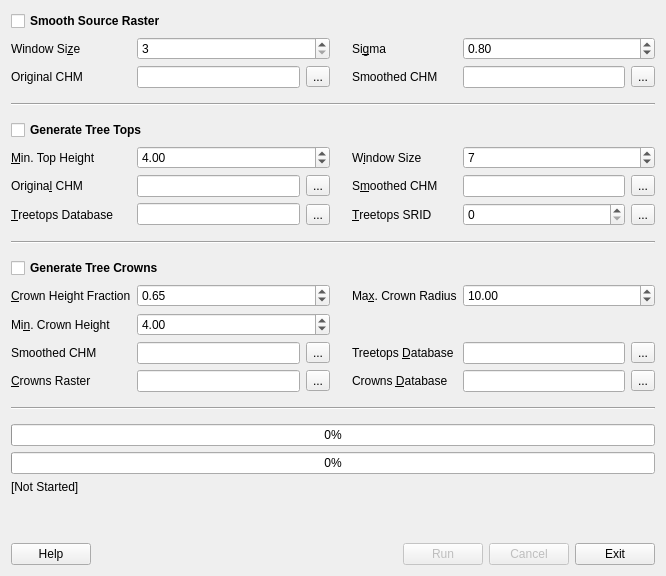
Above: src/apps/treetops.ui from rskelly/treetops before the change. Below: the same form after it.
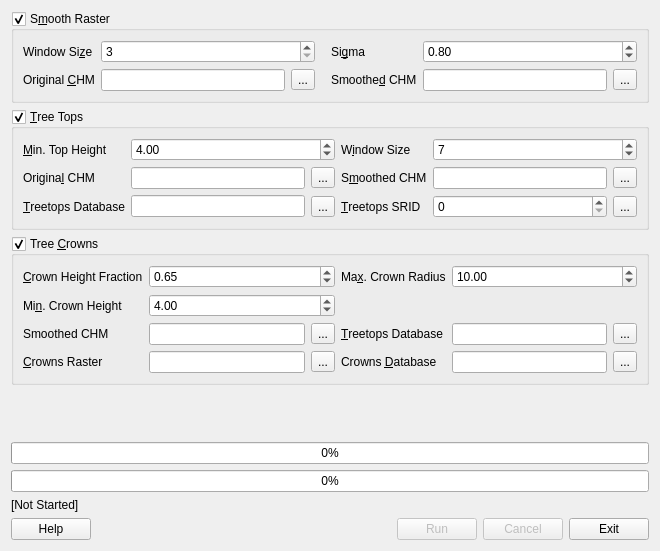
That is the form after the change.

Commit message: More UI reorg. Still trying to find the bugs.

Patch:
```diff
--- a/src/apps/treetops.ui
+++ b/src/apps/treetops.ui
@@ -9,72 +9,91 @@
    <rect>
     <x>0</x>
     <y>0</y>
-    <width>666</width>
-    <height>576</height>
+    <width>660</width>
+    <height>551</height>
    </rect>
   </property>
   <property name="sizePolicy">
-   <sizepolicy hsizetype="Expanding" vsizetype="Expanding">
-    <horstretch>2</horstretch>
-    <verstretch>2</verstretch>
+   <sizepolicy hsizetype="Fixed" vsizetype="Fixed">
+    <horstretch>0</horstretch>
+    <verstretch>0</verstretch>
    </sizepolicy>
   </property>
   <property name="windowTitle">
    <string>Treetops</string>
   </property>
-  <layout class="QGridLayout" name="gridLayout">
-   <item row="14" column="7">
-    <widget class="QToolButton" name="btnCrownsCrownsDatabase">
-     <property name="text">
-      <string>...</string>
+  <layout class="QVBoxLayout" name="verticalLayout" stretch="0,0,0,0,0,0">
+   <item>
+    <widget class="QGroupBox" name="grpSmoothing">
+     <property name="title">
+      <string>S&amp;mooth Raster</string>
      </property>
-    </widget>
-   </item>
-   <item row="16" column="1" colspan="7">
-    <widget class="QProgressBar" name="prgStep">
-     <property name="value">
-      <number>0</number>
+     <property name="checkable">
+      <bool>true</bool>
      </property>
-    </widget>
-   </item>
-   <item row="18" column="1" colspan="7">
-    <widget class="QLabel" name="lblStatus">
-     <property name="text">
-      <string>[Not Started]</string>
-     </property>
-    </widget>
-   </item>
-   <item row="13" column="3">
-    <widget class="QToolButton" name="btnCrownsSmoothedCHM">
+     <layout class="QHBoxLayout" name="horizontalLayout_2">
+      <item>
+       <layout class="QGridLayout" name="smoothGrid">
+        <item row="0" column="1" colspan="2">
+         <widget class="QSpinBox" name="spnSmoothWindow">
+          <property name="mouseTracking">
+           <bool>false</bool>
+          </property>
+          <property name="minimum">
+           <number>3</number>
+          </property>
+         </widget>
+        </item>
+        <item row="1" column="6">
+         <widget class="QToolButton" name="btnSmoothSmoothedCHM">
+          <property name="mouseTracking">
+           <bool>false</bool>
+          </property>
+          <property name="acceptDrops">
+           <bool>false</bool>
+          </property>
      <property name="text">
       <string>...</string>
      </property>
     </widget>
    </item>
-   <item row="13" column="5">
-    <widget class="QLabel" name="label_15">
-     <property name="text">
-      <string>Treetops &amp;Database</string>
-     </property>
-     <property name="buddy">
-      <cstring>txtCrownsTreetopsDatabase</cstring>
-     </property>
-    </widget>
-   </item>
-   <item row="13" column="6">
-    <widget class="QLineEdit" name="txtCrownsTreetopsDatabase"/>
-   </item>
-   <item row="2" column="5">
-    <widget class="QLabel" name="label_2">
+        <item row="1" column="1">
+         <widget class="QLineEdit" name="txtSmoothOriginalCHM">
+          <property name="mouseTracking">
+           <bool>false</bool>
+          </property>
+          <property name="acceptDrops">
+           <bool>false</bool>
+          </property>
+          <property name="clearButtonEnabled">
+           <bool>false</bool>
+          </property>
+         </widget>
+        </item>
+        <item row="1" column="2">
+         <widget class="QToolButton" name="btnSmoothOriginalCHM">
+          <property name="mouseTracking">
+           <bool>false</bool>
+          </property>
+          <property name="acceptDrops">
+           <bool>false</bool>
+          </property>
      <property name="text">
-      <string>Si&amp;gma</string>
-     </property>
-     <property name="buddy">
-      <cstring>spnSmoothSigma</cstring>
-     </property>
-    </widget>
-   </item>
-   <item row="2" column="6" colspan="2">
+           <string>...</string>
+          </property>
+         </widget>
+        </item>
+        <item row="1" column="5">
+         <widget class="QLineEdit" name="txtSmoothSmoothedCHM">
+          <property name="mouseTracking">
+           <bool>false</bool>
+          </property>
+          <property name="acceptDrops">
+           <bool>false</bool>
+          </property>
+         </widget>
+        </item>
+        <item row="0" column="5" colspan="2">
     <widget class="QDoubleSpinBox" name="spnSmoothSigma">
      <property name="mouseTracking">
       <bool>true</bool>
@@ -87,7 +106,161 @@
      </property>
     </widget>
    </item>
-   <item row="6" column="2" colspan="2">
+        <item row="1" column="4">
+         <widget class="QLabel" name="label_12">
+          <property name="text">
+           <string>Smoothe&amp;d CHM</string>
+          </property>
+          <property name="buddy">
+           <cstring>txtSmoothSmoothedCHM</cstring>
+          </property>
+         </widget>
+        </item>
+        <item row="0" column="3">
+         <spacer name="horizontalSpacer_3">
+          <property name="orientation">
+           <enum>Qt::Horizontal</enum>
+          </property>
+          <property name="sizeType">
+           <enum>QSizePolicy::Fixed</enum>
+          </property>
+          <property name="sizeHint" stdset="0">
+           <size>
+            <width>10</width>
+            <height>20</height>
+           </size>
+          </property>
+         </spacer>
+        </item>
+        <item row="1" column="0">
+         <widget class="QLabel" name="label_11">
+          <property name="text">
+           <string>Original &amp;CHM</string>
+          </property>
+          <property name="buddy">
+           <cstring>txtSmoothOriginalCHM</cstring>
+          </property>
+         </widget>
+        </item>
+        <item row="0" column="4">
+         <widget class="QLabel" name="label_2">
+          <property name="text">
+           <string>Si&amp;gma</string>
+          </property>
+          <property name="buddy">
+           <cstring>spnSmoothSigma</cstring>
+          </property>
+         </widget>
+        </item>
+        <item row="0" column="0">
+         <widget class="QLabel" name="label">
+          <property name="text">
+           <string>Window Si&amp;ze</string>
+          </property>
+          <property name="buddy">
+           <cstring>spnSmoothWindow</cstring>
+          </property>
+         </widget>
+        </item>
+       </layout>
+      </item>
+     </layout>
+    </widget>
+   </item>
+   <item>
+    <widget class="QGroupBox" name="grpTops">
+     <property name="title">
+      <string>&amp;Tree Tops</string>
+     </property>
+     <property name="checkable">
+      <bool>true</bool>
+     </property>
+     <layout class="QHBoxLayout" name="horizontalLayout">
+      <item>
+       <layout class="QGridLayout" name="topsGrid">
+        <item row="2" column="3">
+         <widget class="QLabel" name="label_17">
+          <property name="text">
+           <string>&amp;Treetops SRID</string>
+          </property>
+          <property name="buddy">
+           <cstring>spnTopsTreetopsSRID</cstring>
+          </property>
+         </widget>
+        </item>
+        <item row="1" column="5">
+         <widget class="QToolButton" name="btnTopsSmoothedCHM">
+          <property name="mouseTracking">
+           <bool>false</bool>
+          </property>
+          <property name="acceptDrops">
+           <bool>false</bool>
+          </property>
+          <property name="text">
+           <string>...</string>
+          </property>
+         </widget>
+        </item>
+        <item row="2" column="1">
+         <widget class="QLineEdit" name="txtTopsTreetopsDatabase">
+          <property name="mouseTracking">
+           <bool>false</bool>
+          </property>
+          <property name="acceptDrops">
+           <bool>false</bool>
+          </property>
+         </widget>
+        </item>
+        <item row="1" column="2">
+         <widget class="QToolButton" name="btnTopsOriginalCHM">
+          <property name="mouseTracking">
+           <bool>false</bool>
+          </property>
+          <property name="acceptDrops">
+           <bool>false</bool>
+          </property>
+          <property name="text">
+           <string>...</string>
+          </property>
+         </widget>
+        </item>
+        <item row="0" column="0">
+         <widget class="QLabel" name="label_4">
+          <property name="text">
+           <string>&amp;Min. Top Height</string>
+          </property>
+          <property name="buddy">
+           <cstring>spnTopsMinHeight</cstring>
+          </property>
+         </widget>
+        </item>
+        <item row="1" column="1">
+         <widget class="QLineEdit" name="txtTopsOriginalCHM">
+          <property name="mouseTracking">
+           <bool>false</bool>
+          </property>
+          <property name="acceptDrops">
+           <bool>false</bool>
+          </property>
+         </widget>
+        </item>
+        <item row="1" column="4">
+         <widget class="QLineEdit" name="txtTopsSmoothedCHM"/>
+        </item>
+        <item row="2" column="2">
+         <widget class="QToolButton" name="btnTopsTreetopsDatabase">
+          <property name="mouseTracking">
+           <bool>false</bool>
+          </property>
+          <property name="acceptDrops">
+           <bool>false</bool>
+          </property>
+          <property name="text">
+           <string>...</string>
+          </property>
+         </widget>
+        </item>
+        <item row="0" column="1" colspan="2">
     <widget class="QDoubleSpinBox" name="spnTopsMinHeight">
      <property name="maximum">
       <double>300.000000000000000</double>
@@ -97,7 +270,7 @@
      </property>
     </widget>
    </item>
-   <item row="6" column="5">
+        <item row="0" column="3">
     <widget class="QLabel" name="label_3">
      <property name="text">
       <string>W&amp;indow Size</string>
@@ -107,7 +280,7 @@
      </property>
     </widget>
    </item>
-   <item row="6" column="6" colspan="2">
+        <item row="0" column="4" colspan="2">
     <widget class="QSpinBox" name="spnTopsWindowSize">
      <property name="minimum">
       <number>3</number>
@@ -117,7 +290,17 @@
      </property>
     </widget>
    </item>
-   <item row="7" column="1">
+        <item row="2" column="0">
+         <widget class="QLabel" name="label_6">
+          <property name="text">
+           <string>&amp;Treetops Database</string>
+          </property>
+          <property name="buddy">
+           <cstring>txtTopsTreetopsDatabase</cstring>
+          </property>
+         </widget>
+        </item>
+        <item row="1" column="0">
     <widget class="QLabel" name="label_5">
      <property name="text">
       <string>Origina&amp;l CHM</string>
@@ -127,170 +310,36 @@
      </property>
     </widget>
    </item>
-   <item row="7" column="2">
-    <widget class="QLineEdit" name="txtTopsOriginalCHM"/>
-   </item>
-   <item row="7" column="3">
-    <widget class="QToolButton" name="btnTopsOriginalCHM">
-     <property name="text">
-      <string>...</string>
-     </property>
-    </widget>
-   </item>
-   <item row="3" column="7">
-    <widget class="QToolButton" name="btnSmoothSmoothedCHM">
-     <property name="text">
-      <string>...</string>
-     </property>
-    </widget>
-   </item>
-   <item row="17" column="1" colspan="7">
-    <widget class="QProgressBar" name="prgOverall">
-     <property name="value">
-      <number>0</number>
-     </property>
-    </widget>
-   </item>
-   <item row="20" column="1" colspan="7">
-    <layout class="QHBoxLayout" name="horizontalLayout_3">
-     <item>
-      <widget class="QPushButton" name="btnHelp">
-       <property name="text">
-        <string>Help</string>
-       </property>
-      </widget>
-     </item>
-     <item>
-      <spacer name="horizontalSpacer">
-       <property name="orientation">
-        <enum>Qt::Horizontal</enum>
-       </property>
-       <property name="sizeHint" stdset="0">
-        <size>
-         <width>40</width>
-         <height>20</height>
-        </size>
-       </property>
-      </spacer>
-     </item>
-     <item>
-      <widget class="QPushButton" name="btnRun">
-       <property name="enabled">
-        <bool>false</bool>
-       </property>
-       <property name="text">
-        <string>Run</string>
-       </property>
-      </widget>
-     </item>
-     <item>
-      <widget class="QPushButton" name="btnCancel">
-       <property name="enabled">
-        <bool>false</bool>
-       </property>
-       <property name="text">
-        <string>Cancel</string>
-       </property>
-      </widget>
-     </item>
-     <item>
-      <widget class="QPushButton" name="btnExit">
-       <property name="text">
-        <string>Exit</string>
-       </property>
-      </widget>
-     </item>
-    </layout>
-   </item>
    <item row="2" column="4">
-    <spacer name="horizontalSpacer_3">
-     <property name="orientation">
-      <enum>Qt::Horizontal</enum>
-     </property>
-     <property name="sizeType">
-      <enum>QSizePolicy::Fixed</enum>
-     </property>
-     <property name="sizeHint" stdset="0">
-      <size>
-       <width>10</width>
-       <height>20</height>
-      </size>
-     </property>
-    </spacer>
-   </item>
-   <item row="9" column="1" colspan="7">
-    <widget class="Line" name="line_2">
-     <property name="minimumSize">
-      <size>
-       <width>0</width>
-       <height>20</height>
-      </size>
-     </property>
-     <property name="orientation">
-      <enum>Qt::Horizontal</enum>
-     </property>
-    </widget>
-   </item>
-   <item row="19" column="1">
-    <spacer name="verticalSpacer">
-     <property name="orientation">
-      <enum>Qt::Vertical</enum>
-     </property>
-     <property name="sizeHint" stdset="0">
-      <size>
-       <width>20</width>
-       <height>40</height>
-      </size>
-     </property>
-    </spacer>
-   </item>
-   <item row="14" column="3">
-    <widget class="QToolButton" name="btnCrownsCrownsRaster">
-     <property name="text">
-      <string>...</string>
-     </property>
-    </widget>
-   </item>
-   <item row="14" column="5">
-    <widget class="QLabel" name="label_14">
-     <property name="text">
-      <string>Crowns &amp;Database</string>
-     </property>
-     <property name="buddy">
-      <cstring>txtCrownsCrownsDatabase</cstring>
-     </property>
-    </widget>
-   </item>
-   <item row="14" column="6">
-    <widget class="QLineEdit" name="txtCrownsCrownsDatabase"/>
-   </item>
-   <item row="1" column="1" colspan="7">
-    <widget class="QCheckBox" name="chkEnableSmoothing">
-     <property name="font">
-      <font>
-       <weight>75</weight>
-       <bold>true</bold>
-      </font>
+         <widget class="QSpinBox" name="spnTopsTreetopsSRID">
+          <property name="mouseTracking">
+           <bool>false</bool>
      </property>
      <property name="focusPolicy">
-      <enum>Qt::StrongFocus</enum>
-     </property>
-     <property name="text">
-      <string>Smooth Source Raster</string>
-     </property>
-    </widget>
-   </item>
-   <item row="2" column="1">
-    <widget class="QLabel" name="label">
-     <property name="text">
-      <string>Window Si&amp;ze</string>
-     </property>
-     <property name="buddy">
-      <cstring>spnSmoothWindow</cstring>
-     </property>
-    </widget>
-   </item>
-   <item row="7" column="5">
+           <enum>Qt::WheelFocus</enum>
+          </property>
+          <property name="acceptDrops">
+           <bool>false</bool>
+          </property>
+          <property name="maximum">
+           <number>999999</number>
+          </property>
+         </widget>
+        </item>
+        <item row="2" column="5">
+         <widget class="QToolButton" name="btnTopsTreetopsSRID">
+          <property name="mouseTracking">
+           <bool>false</bool>
+          </property>
+          <property name="acceptDrops">
+           <bool>false</bool>
+          </property>
+          <property name="text">
+           <string>...</string>
+          </property>
+         </widget>
+        </item>
+        <item row="1" column="3">
     <widget class="QLabel" name="label_16">
      <property name="text">
       <string>S&amp;moothed CHM</string>
@@ -300,30 +349,36 @@
      </property>
     </widget>
    </item>
-   <item row="7" column="6">
-    <widget class="QLineEdit" name="txtTopsSmoothedCHM"/>
-   </item>
-   <item row="7" column="7">
-    <widget class="QToolButton" name="btnTopsSmoothedCHM">
-     <property name="text">
-      <string>...</string>
-     </property>
+       </layout>
+      </item>
+     </layout>
     </widget>
    </item>
-   <item row="10" column="1" colspan="7">
-    <widget class="QCheckBox" name="chkEnableCrowns">
-     <property name="font">
-      <font>
-       <weight>75</weight>
-       <bold>true</bold>
-      </font>
+   <item>
+    <widget class="QGroupBox" name="grpCrowns">
+     <property name="title">
+      <string>Tree &amp;Crowns</string>
      </property>
+     <property name="flat">
+      <bool>false</bool>
+     </property>
+     <property name="checkable">
+      <bool>true</bool>
+     </property>
+     <layout class="QHBoxLayout" name="horizontalLayout_3">
+      <item>
+       <layout class="QGridLayout" name="crownsGrid">
+        <item row="0" column="3">
+         <widget class="QLabel" name="label_9">
      <property name="text">
-      <string>Generate Tree Crowns</string>
-     </property>
-    </widget>
-   </item>
-   <item row="11" column="1">
+           <string>Ma&amp;x. Crown Radius</string>
+          </property>
+          <property name="buddy">
+           <cstring>spnCrownsRadius</cstring>
+          </property>
+         </widget>
+        </item>
+        <item row="0" column="0">
     <widget class="QLabel" name="label_7">
      <property name="text">
       <string>&amp;Crown Height Fraction</string>
@@ -333,7 +388,7 @@
      </property>
     </widget>
    </item>
-   <item row="11" column="2" colspan="2">
+        <item row="0" column="1" colspan="2">
     <widget class="QDoubleSpinBox" name="spnCrownsHeightFraction">
      <property name="maximum">
       <double>1.000000000000000</double>
@@ -346,17 +401,43 @@
      </property>
     </widget>
    </item>
-   <item row="11" column="5">
-    <widget class="QLabel" name="label_9">
+        <item row="2" column="5">
+         <widget class="QToolButton" name="btnCrownsTreetopsDatabase">
+          <property name="mouseTracking">
+           <bool>false</bool>
+          </property>
+          <property name="acceptDrops">
+           <bool>false</bool>
+          </property>
      <property name="text">
-      <string>Ma&amp;x. Crown Radius</string>
-     </property>
-     <property name="buddy">
-      <cstring>spnCrownsRadius</cstring>
-     </property>
-    </widget>
-   </item>
-   <item row="11" column="6" colspan="2">
+           <string>...</string>
+          </property>
+         </widget>
+        </item>
+        <item row="3" column="4">
+         <widget class="QLineEdit" name="txtCrownsCrownsDatabase">
+          <property name="mouseTracking">
+           <bool>false</bool>
+          </property>
+          <property name="acceptDrops">
+           <bool>false</bool>
+          </property>
+         </widget>
+        </item>
+        <item row="3" column="5">
+         <widget class="QToolButton" name="btnCrownsCrownsDatabase">
+          <property name="mouseTracking">
+           <bool>false</bool>
+          </property>
+          <property name="acceptDrops">
+           <bool>false</bool>
+          </property>
+          <property name="text">
+           <string>...</string>
+          </property>
+         </widget>
+        </item>
+        <item row="0" column="4" colspan="2">
     <widget class="QDoubleSpinBox" name="spnCrownsRadius">
      <property name="minimum">
       <double>1.000000000000000</double>
@@ -366,7 +447,17 @@
      </property>
     </widget>
    </item>
-   <item row="12" column="1">
+        <item row="3" column="0">
+         <widget class="QLabel" name="label_10">
+          <property name="text">
+           <string>&amp;Crowns Raster</string>
+          </property>
+          <property name="buddy">
+           <cstring>txtCrownsCrownsRaster</cstring>
+          </property>
+         </widget>
+        </item>
+        <item row="1" column="0">
     <widget class="QLabel" name="label_8">
      <property name="text">
       <string>Mi&amp;n. Crown Height</string>
@@ -376,104 +467,27 @@
      </property>
     </widget>
    </item>
-   <item row="8" column="1">
-    <widget class="QLabel" name="label_6">
-     <property name="text">
-      <string>&amp;Treetops Database</string>
-     </property>
-     <property name="buddy">
-      <cstring>txtTopsTreetopsDatabase</cstring>
-     </property>
-    </widget>
-   </item>
-   <item row="8" column="2">
-    <widget class="QLineEdit" name="txtTopsTreetopsDatabase"/>
-   </item>
-   <item row="8" column="3">
-    <widget class="QToolButton" name="btnTopsTreetopsDatabase">
-     <property name="text">
-      <string>...</string>
-     </property>
-    </widget>
-   </item>
    <item row="3" column="1">
-    <widget class="QLabel" name="label_11">
-     <property name="text">
-      <string>Original CHM</string>
-     </property>
-     <property name="buddy">
-      <cstring>txtSmoothOriginalCHM</cstring>
-     </property>
-    </widget>
-   </item>
-   <item row="3" column="2">
-    <widget class="QLineEdit" name="txtSmoothOriginalCHM">
-     <property name="clearButtonEnabled">
+         <widget class="QLineEdit" name="txtCrownsCrownsRaster">
+          <property name="mouseTracking">
+           <bool>false</bool>
+          </property>
+          <property name="acceptDrops">
       <bool>false</bool>
      </property>
     </widget>
    </item>
-   <item row="13" column="7">
-    <widget class="QToolButton" name="btnCrownsTreetopsDatabase">
-     <property name="text">
-      <string>...</string>
-     </property>
-    </widget>
-   </item>
-   <item row="14" column="1">
-    <widget class="QLabel" name="label_10">
-     <property name="text">
-      <string>&amp;Crowns Raster</string>
-     </property>
-     <property name="buddy">
-      <cstring>txtCrownsCrownsRaster</cstring>
-     </property>
-    </widget>
-   </item>
-   <item row="14" column="2">
-    <widget class="QLineEdit" name="txtCrownsCrownsRaster"/>
-   </item>
    <item row="3" column="3">
-    <widget class="QToolButton" name="btnSmoothOriginalCHM">
+         <widget class="QLabel" name="label_14">
      <property name="text">
-      <string>...</string>
-     </property>
-    </widget>
-   </item>
-   <item row="3" column="5">
-    <widget class="QLabel" name="label_12">
-     <property name="text">
-      <string>Smoothed CHM</string>
-     </property>
+           <string>Crowns &amp;Database</string>
+          </property>
      <property name="buddy">
       <cstring>txtSmoothSmoothedCHM</cstring>
      </property>
     </widget>
    </item>
-   <item row="3" column="6">
-    <widget class="QLineEdit" name="txtSmoothSmoothedCHM"/>
-   </item>
-   <item row="8" column="5">
-    <widget class="QLabel" name="label_17">
-     <property name="text">
-      <string>&amp;Treetops SRID</string>
-     </property>
-     <property name="buddy">
-      <cstring>spnTopsTreetopsSRID</cstring>
-     </property>
-    </widget>
-   </item>
-   <item row="8" column="6">
-    <widget class="QSpinBox" name="spnTopsTreetopsSRID">
-     <property name="focusPolicy">
-      <enum>Qt::WheelFocus</enum>
-     </property>
-     <property name="maximum">
-      <number>999999</number>
-     </property>
-    </widget>
-   </item>
-   <item row="12" column="2" colspan="2">
+        <item row="1" column="1" colspan="2">
     <widget class="QDoubleSpinBox" name="spnCrownsMinHeight">
      <property name="maximum">
       <double>300.000000000000000</double>
@@ -483,7 +497,20 @@
      </property>
     </widget>
    </item>
-   <item row="13" column="1">
+        <item row="3" column="2">
+         <widget class="QToolButton" name="btnCrownsCrownsRaster">
+          <property name="mouseTracking">
+           <bool>false</bool>
+          </property>
+          <property name="acceptDrops">
+           <bool>false</bool>
+          </property>
+          <property name="text">
+           <string>...</string>
+          </property>
+         </widget>
+        </item>
+        <item row="2" column="0">
     <widget class="QLabel" name="label_13">
      <property name="text">
       <string>Smoothed CHM</string>
@@ -493,74 +520,178 @@
      </property>
     </widget>
    </item>
-   <item row="13" column="2">
-    <widget class="QLineEdit" name="txtCrownsSmoothedCHM"/>
-   </item>
-   <item row="8" column="7">
-    <widget class="QToolButton" name="btnTopsTreetopsSRID">
+        <item row="2" column="1">
+         <widget class="QLineEdit" name="txtCrownsSmoothedCHM">
+          <property name="mouseTracking">
+           <bool>false</bool>
+          </property>
+          <property name="acceptDrops">
+           <bool>false</bool>
+          </property>
+         </widget>
+        </item>
+        <item row="2" column="2">
+         <widget class="QToolButton" name="btnCrownsSmoothedCHM">
+          <property name="mouseTracking">
+           <bool>false</bool>
+          </property>
+          <property name="acceptDrops">
+           <bool>false</bool>
+          </property>
      <property name="text">
       <string>...</string>
      </property>
     </widget>
    </item>
-   <item row="5" column="1" colspan="7">
-    <widget class="QCheckBox" name="chkEnableTops">
-     <property name="font">
-      <font>
-       <weight>75</weight>
-       <bold>true</bold>
-      </font>
-     </property>
+        <item row="2" column="3">
+         <widget class="QLabel" name="label_15">
      <property name="text">
-      <string>Generate Tree Tops</string>
-     </property>
-    </widget>
-   </item>
-   <item row="6" column="1">
-    <widget class="QLabel" name="label_4">
-     <property name="text">
-      <string>&amp;Min. Top Height</string>
+           <string>&amp;Treetops Database</string>
      </property>
      <property name="buddy">
       <cstring>spnTopsMinHeight</cstring>
      </property>
     </widget>
    </item>
-   <item row="2" column="2" colspan="2">
-    <widget class="QSpinBox" name="spnSmoothWindow">
+        <item row="2" column="4">
+         <widget class="QLineEdit" name="txtCrownsTreetopsDatabase">
      <property name="mouseTracking">
-      <bool>true</bool>
-     </property>
-     <property name="minimum">
-      <number>3</number>
+           <bool>false</bool>
+          </property>
+          <property name="acceptDrops">
+           <bool>false</bool>
      </property>
     </widget>
    </item>
-   <item row="4" column="1" colspan="7">
-    <widget class="Line" name="line">
-     <property name="minimumSize">
+       </layout>
+      </item>
+     </layout>
+    </widget>
+   </item>
+   <item>
+    <spacer name="verticalSpacer">
+     <property name="orientation">
+      <enum>Qt::Vertical</enum>
+     </property>
+     <property name="sizeHint" stdset="0">
       <size>
-       <width>0</width>
-       <height>20</height>
+       <width>20</width>
+       <height>0</height>
       </size>
      </property>
-     <property name="orientation">
-      <enum>Qt::Horizontal</enum>
-     </property>
-    </widget>
-   </item>
-   <item row="15" column="1" colspan="7">
-    <widget class="Line" name="line_3">
-     <property name="minimumSize">
+    </spacer>
+   </item>
+   <item>
+    <layout class="QVBoxLayout" name="statusLayout" stretch="1,1,0">
+     <item>
+      <widget class="QProgressBar" name="prgStep">
+       <property name="mouseTracking">
+        <bool>false</bool>
+       </property>
+       <property name="acceptDrops">
+        <bool>false</bool>
+       </property>
+       <property name="value">
+        <number>0</number>
+       </property>
+      </widget>
+     </item>
+     <item>
+      <widget class="QProgressBar" name="prgOverall">
+       <property name="mouseTracking">
+        <bool>false</bool>
+       </property>
+       <property name="acceptDrops">
+        <bool>false</bool>
+       </property>
+       <property name="value">
+        <number>0</number>
+       </property>
+      </widget>
+     </item>
+     <item>
+      <widget class="QLabel" name="lblStatus">
+       <property name="text">
+        <string>[Not Started]</string>
+       </property>
+      </widget>
+     </item>
+    </layout>
+   </item>
+   <item>
+    <layout class="QHBoxLayout" name="buttonLayout">
+     <item>
+      <widget class="QPushButton" name="btnHelp">
+       <property name="mouseTracking">
+        <bool>false</bool>
+       </property>
+       <property name="acceptDrops">
+        <bool>false</bool>
+       </property>
+       <property name="text">
+        <string>Help</string>
+       </property>
+      </widget>
+     </item>
+     <item>
+      <spacer name="horizontalSpacer">
+       <property name="orientation">
+        <enum>Qt::Horizontal</enum>
+       </property>
+       <property name="sizeHint" stdset="0">
       <size>
-       <width>0</width>
+         <width>40</width>
        <height>20</height>
       </size>
      </property>
-     <property name="orientation">
-      <enum>Qt::Horizontal</enum>
-     </property>
-    </widget>
+      </spacer>
+     </item>
+     <item>
+      <widget class="QPushButton" name="btnRun">
+       <property name="enabled">
+        <bool>false</bool>
+       </property>
+       <property name="mouseTracking">
+        <bool>false</bool>
+       </property>
+       <property name="acceptDrops">
+        <bool>false</bool>
+       </property>
+       <property name="text">
+        <string>Run</string>
+       </property>
+      </widget>
+     </item>
+     <item>
+      <widget class="QPushButton" name="btnCancel">
+       <property name="enabled">
+        <bool>false</bool>
+       </property>
+       <property name="mouseTracking">
+        <bool>false</bool>
+       </property>
+       <property name="acceptDrops">
+        <bool>false</bool>
+       </property>
+       <property name="text">
+        <string>Cancel</string>
+       </property>
+      </widget>
+     </item>
+     <item>
+      <widget class="QPushButton" name="btnExit">
+       <property name="mouseTracking">
+        <bool>false</bool>
+       </property>
+       <property name="acceptDrops">
+        <bool>false</bool>
+       </property>
+       <property name="text">
+        <string>Exit</string>
+       </property>
+      </widget>
+     </item>
+    </layout>
    </item>
   </layout>
  </widget>
```
Left out of the diff: 45 changed lines with no effect on the pictures. Lines whose indentation alone changed are shown as unchanged. The commit also changes 3 other files.
